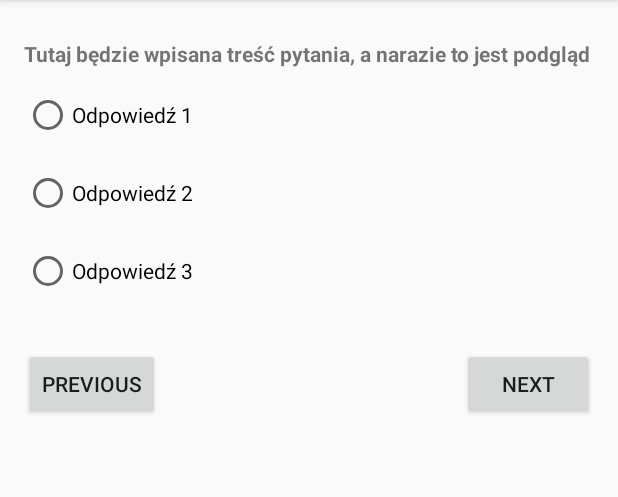
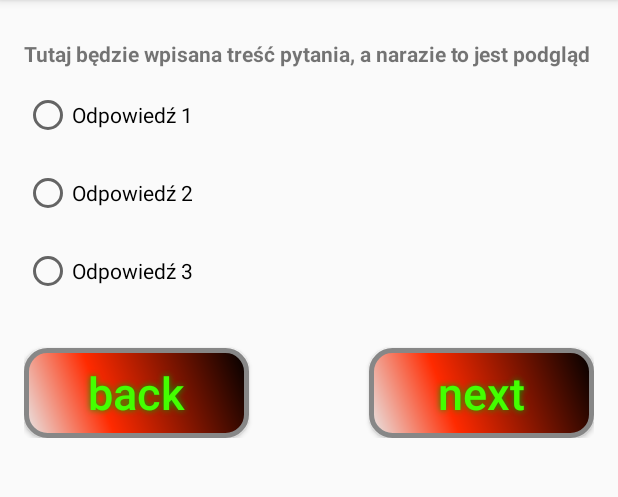
Before and after one commit to radekBaran/QuizAndroid, an Android app: the QuestionActivity screen opened directly, with no data from a screen before it, on a phone screen of 412 x 824 dp, the part 84-581 px from its top. Run offline under Robolectric (Android 15) with nearby library versions, the phone set to English and light mode, and no system bars; our stand-ins replace ButterKnife; 5 statements that could not run were skipped.

Commit message:
Dodanie zapisywania wybranych odpowiedzi, obsługa przycisków previous i next

```diff
--- a/app/src/main/java/com/example/radek/quiz/Question.java
+++ b/app/src/main/java/com/example/radek/quiz/Question.java
@@ -1,8 +1,9 @@
 package com.example.radek.quiz;
 
+import java.io.Serializable;
 import java.util.List;
 
-public class Question {
+public class Question implements Serializable{
     private String content;
     private int difficulty;
     private List<String> answers;
--- a/app/src/main/java/com/example/radek/quiz/QuestionActivity.java
+++ b/app/src/main/java/com/example/radek/quiz/QuestionActivity.java
@@ -1,13 +1,80 @@
 package com.example.radek.quiz;
 
+import android.os.Bundle;
 import android.support.v7.app.AppCompatActivity;
-import android.os.Bundle;
+import android.widget.RadioButton;
+import android.widget.RadioGroup;
+import android.widget.TextView;
+import android.widget.Toast;
+
+import java.util.List;
+
+import butterknife.BindView;
+import butterknife.BindViews;
+import butterknife.ButterKnife;
+import butterknife.OnClick;
 
 public class QuestionActivity extends AppCompatActivity {
+
+    @BindView(R.id.question_text)
+    protected TextView mTitle;
+    @BindView(R.id.answers)
+    protected RadioGroup mAnswers;
+    @BindViews({R.id.answer_a, R.id.answer_b, R.id.answer_c})
+    protected List<RadioButton> mAnswerButtons;
+
+    private int mCurrentQuestion = 0;
+    private List<Question> mQuestions;
+    private int[] mAnswersArray;
 
     @Override
     protected void onCreate(Bundle savedInstanceState) {
         super.onCreate(savedInstanceState);
         setContentView(R.layout.activity_question);
+        ButterKnife.bind(this);
+
+        mQuestions = (List<Question>) getIntent().getSerializableExtra("questions");
+        mAnswersArray = new int[mQuestions.size()];
+        refreshQuestionView();
+    }
+
+    private void refreshQuestionView() {
+        mAnswers.clearCheck();
+        Question q1 = mQuestions.get(mCurrentQuestion);
+        mTitle.setText(q1.getContent());
+        for(int i = 0; i < 3; i++) {
+            mAnswerButtons.get(i).setText(q1.getAnswers().get(i));
+        }
+        // Sprawdza czy dla danego pytania zostala udzielona odpowiedz, jezeli tak to zaznacz wybrana
+        if (mAnswersArray[mCurrentQuestion] > 0) {
+            mAnswers.check(mAnswersArray[mCurrentQuestion]);
+        }
+     }
+
+    @OnClick(R.id.btn_previous)
+    protected void onBackClick() {
+        if (mCurrentQuestion == 0) {
+            finish();
+            return;
+        }
+        // zapisanie udzielonej odpowiedzi na aktualne pytanie
+        mAnswersArray[mCurrentQuestion] = mAnswers.getCheckedRadioButtonId();
+        mCurrentQuestion--;
+        refreshQuestionView();
+    }
+
+    @OnClick(R.id.btn_next)
+    protected void onNextClicl() {
+        if(mCurrentQuestion == mQuestions.size() - 1) {
+            return;
+        }
+        // zapisanie udzielonej odpowiedzi na aktualne pytanie
+        mAnswersArray[mCurrentQuestion] = mAnswers.getCheckedRadioButtonId();
+        if(mAnswersArray[mCurrentQuestion] == -1) {
+            Toast.makeText(this, "Wybierz odpowiedź", Toast.LENGTH_LONG).show();
+            return;
+        }
+        mCurrentQuestion++;
+        refreshQuestionView();
     }
 }
--- a/app/src/main/java/com/example/radek/quiz/StartActivity.java
+++ b/app/src/main/java/com/example/radek/quiz/StartActivity.java
@@ -7,6 +7,7 @@ import android.widget.EditText;
 import android.widget.Spinner;
 import android.widget.Toast;
 
+import java.util.ArrayList;
 import java.util.Collections;
 import java.util.List;
 import java.util.Random;
@@ -79,6 +80,7 @@ public class StartActivity extends AppCompatActivity {
 
         // Otwarcie nowego ekranu
         Intent questionIntent = new Intent(this, QuestionActivity.class);
+        questionIntent.putExtra("questions", new ArrayList<>(questions));
         startActivity(questionIntent);
     }
 }
--- a/app/src/main/res/drawable/buttonshape.xml
+++ b/app/src/main/res/drawable/buttonshape.xml
@@ -18,7 +18,7 @@
         android:bottom="0dp"
         />
     <size
-        android:width="270dp"
+        android:width="150dp"
         android:height="60dp"
         />
     <stroke
--- a/app/src/main/res/layout/activity_question.xml
+++ b/app/src/main/res/layout/activity_question.xml
@@ -56,15 +56,31 @@
             android:id="@+id/btn_previous"
             android:layout_width="wrap_content"
             android:layout_height="wrap_content"
-            android:text="Previous"
-            android:layout_below="@id/answers"/>
+            android:text="back"
+            android:textAllCaps="false"
+            android:layout_below="@id/answers"
+            android:textColor="#44FF00"
+            android:textSize="30sp"
+            android:background="@drawable/buttonshape"
+            android:shadowColor="#02A802"
+            android:shadowDx="0"
+            android:shadowDy="0"
+            android:shadowRadius="5"/>
         <Button
-            android:id="@+id/next"
+            android:id="@+id/btn_next"
             android:layout_width="wrap_content"
             android:layout_height="wrap_content"
-            android:text="Next"
+            android:text="next"
+            android:textAllCaps="false"
             android:layout_below="@id/answers"
-            android:layout_alignParentRight="true"/>
+            android:layout_alignParentRight="true"
+            android:textColor="#44FF00"
+            android:textSize="30sp"
+            android:background="@drawable/buttonshape"
+            android:shadowColor="#02A802"
+            android:shadowDx="0"
+            android:shadowDy="0"
+            android:shadowRadius="5"/>
 
 
     </RelativeLayout>
```
